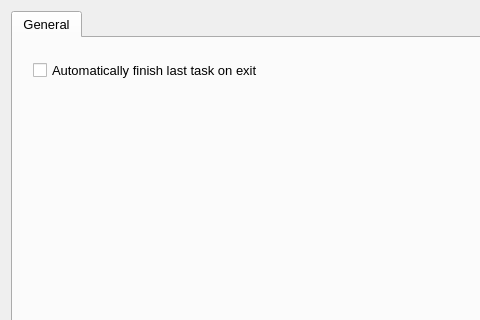
Before: the Qt Designer form preferences.ui in OscarVegener/UnderManager, drawn with Qt 5; both pictures show x 0 to 480 and y 0 to 320 of the 625 by 497 pixel window.
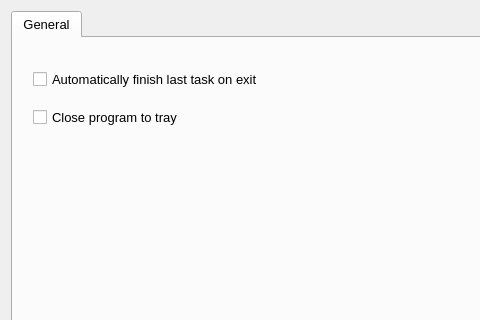
After: the same form once the commit is applied.

Commit message: Added tray icon and option close to tray instead of exit

What changed in the file:
```diff
--- a/preferences.ui
+++ b/preferences.ui
@@ -28,18 +28,31 @@
       <attribute name="title">
        <string>General</string>
       </attribute>
-      <widget class="QCheckBox" name="checkBox">
+      <widget class="QWidget" name="">
        <property name="geometry">
         <rect>
          <x>20</x>
          <y>20</y>
-         <width>295</width>
-         <height>25</height>
+         <width>297</width>
+         <height>81</height>
         </rect>
        </property>
+       <layout class="QVBoxLayout" name="verticalLayout">
+        <item>
+         <widget class="QCheckBox" name="checkBox">
        <property name="text">
         <string>Automatically finish last task on exit</string>
        </property>
+         </widget>
+        </item>
+        <item>
+         <widget class="QCheckBox" name="checkBox_2">
+          <property name="text">
+           <string>Close program to tray</string>
+          </property>
+         </widget>
+        </item>
+       </layout>
       </widget>
      </widget>
     </widget>
```
Lines whose indentation alone changed are shown as unchanged. The commit also changes 5 other files.
